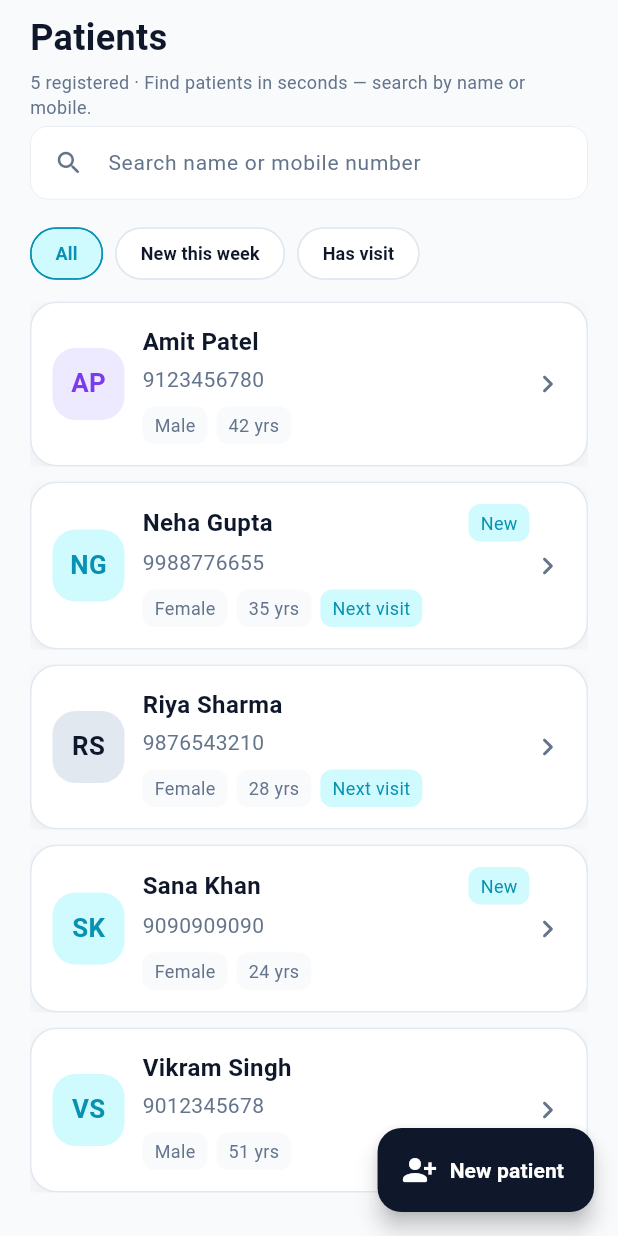
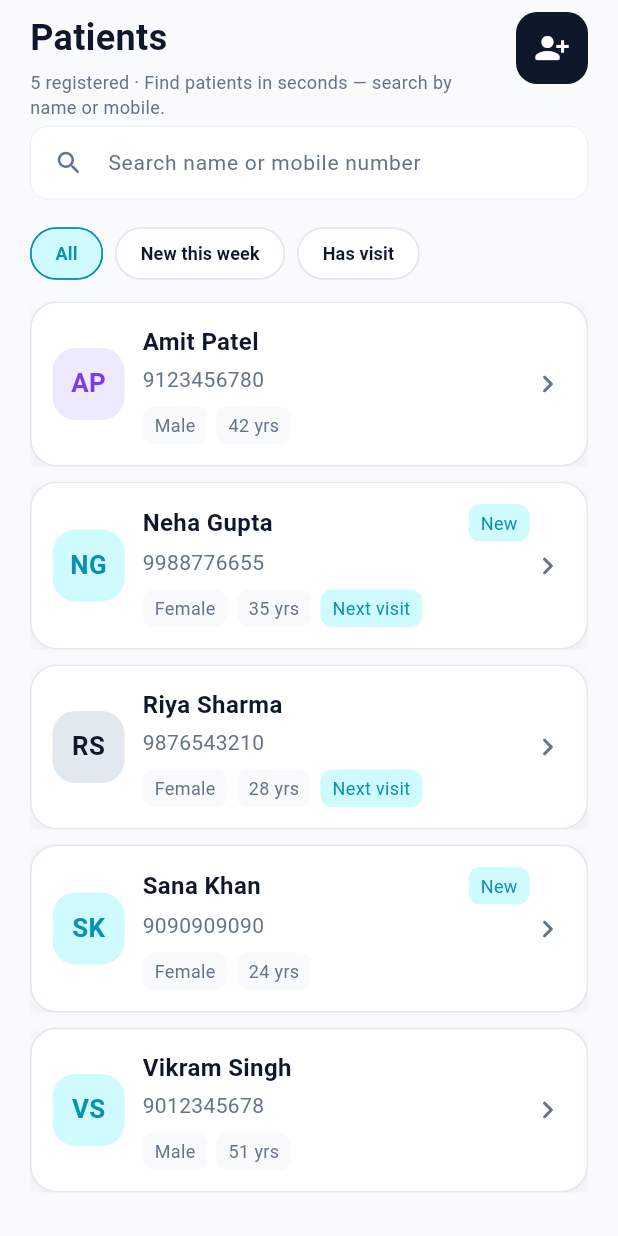
Before and after one commit to Parth-Code-Flutter/doctors_clinic, a Flutter app: the PatientsTabView screen opened directly, on a phone screen of 412 x 824 dp. Run offline on Flutter 3.47's test engine with Material 3 defaults, Android fonts, the phone set to English and light mode, and no system bars; our stand-ins replace get.

Commit message:
Replace extended FABs with compact header icon actions on Patients and Appointments tabs.
Co-authored-by: Cursor <cursoragent@cursor.com>

```diff
--- a/lib/app/main/patients/views/patients_tab_view.dart
+++ b/lib/app/main/patients/views/patients_tab_view.dart
@@ -3,6 +3,7 @@ import 'package:doctors_clinic/app/main/patients/widgets/patient_list_tile.dart'
 import 'package:doctors_clinic/constants/color_constants.dart';
 import 'package:doctors_clinic/constants/string_constants.dart';
 import 'package:doctors_clinic/utils/app_widgets/app_text_field.dart';
+import 'package:doctors_clinic/utils/app_widgets/tab_header_action_button.dart';
 import 'package:doctors_clinic/utils/text_utils/app_text.dart';
 import 'package:doctors_clinic/utils/text_utils/text_styles.dart';
 import 'package:doctors_clinic/utils/ui_utils/app_ui_utils.dart';
@@ -16,18 +17,6 @@ class PatientsTabView extends GetView<PatientsTabController> {
   Widget build(BuildContext context) {
     return Scaffold(
       backgroundColor: kColorBackground,
-      floatingActionButton: FloatingActionButton.extended(
-        heroTag: 'fab_patients',
-        onPressed: controller.onAddPatient,
-        backgroundColor: kColorPrimary,
-        foregroundColor: kColorOnPrimary,
-        icon: const Icon(Icons.person_add_alt_1_rounded),
-        label: const SemiBoldText(
-          text: kPatientsAddFab,
-          fontSize: TextStyles.k14FontSize,
-          color: kColorOnPrimary,
-        ),
-      ),
       body: SafeArea(
         bottom: false,
         child: Column(
@@ -35,6 +24,10 @@ class PatientsTabView extends GetView<PatientsTabController> {
           children: [
             Padding(
               padding: AppUIUtils.horizontalPadding.copyWith(top: 8, bottom: 4),
+              child: Row(
+                crossAxisAlignment: CrossAxisAlignment.start,
+                children: [
+                  Expanded(
                     child: Column(
                       crossAxisAlignment: CrossAxisAlignment.start,
                       children: [
@@ -52,6 +45,15 @@ class PatientsTabView extends GetView<PatientsTabController> {
                             color: kColorTextSecondary,
                             maxLines: 2,
                           ),
+                        ),
+                      ],
+                    ),
+                  ),
+                  const SizedBox(width: 12),
+                  TabHeaderActionButton(
+                    icon: Icons.person_add_alt_1_rounded,
+                    tooltip: kPatientsAddFab,
+                    onPressed: controller.onAddPatient,
                   ),
                 ],
               ),
@@ -80,7 +82,7 @@ class PatientsTabView extends GetView<PatientsTabController> {
                 return ListView.separated(
                   padding: AppUIUtils.horizontalPadding.copyWith(
                     top: 8,
-                    bottom: 100,
+                    bottom: 24,
                   ),
                   itemCount: patients.length,
                   separatorBuilder: (_, __) => const SizedBox(height: 10),
--- /dev/null
+++ b/lib/utils/app_widgets/tab_header_action_button.dart
@@ -0,0 +1,36 @@
+import 'package:doctors_clinic/constants/color_constants.dart';
+import 'package:flutter/material.dart';
+
+/// Compact primary action in tab screen headers (replaces wide FAB).
+class TabHeaderActionButton extends StatelessWidget {
+  const TabHeaderActionButton({
+    required this.icon,
+    required this.tooltip,
+    required this.onPressed,
+    super.key,
+  });
+
+  final IconData icon;
+  final String tooltip;
+  final VoidCallback onPressed;
+
+  @override
+  Widget build(BuildContext context) {
+    return Tooltip(
+      message: tooltip,
+      child: Material(
+        color: kColorPrimary,
+        borderRadius: BorderRadius.circular(14),
+        child: InkWell(
+          onTap: onPressed,
+          borderRadius: BorderRadius.circular(14),
+          child: SizedBox(
+            width: 48,
+            height: 48,
+            child: Icon(icon, color: kColorOnPrimary, size: 24),
+          ),
+        ),
+      ),
+    );
+  }
+}
```
Also changed, not shown: lib/app/main/appointments/views/appointments_tab_view.dart (+18 -17 lines), 3 other files. Lines whose indentation alone changed are shown as unchanged.
